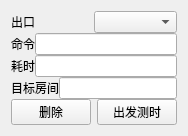
Old version of the form showWidget/goform.ui in the repository yayapoi/mud.
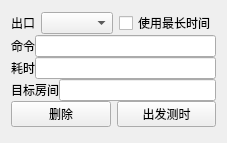
New version of the form.

Commit message: 1、全局使用最长时间选项去除，改为每个出口增加使用最长时间选项。不用频繁切换，也为自动录图打基础

```diff
--- a/showWidget/goform.ui
+++ b/showWidget/goform.ui
@@ -6,8 +6,8 @@
    <rect>
     <x>0</x>
     <y>0</y>
-    <width>174</width>
-    <height>135</height>
+    <width>189</width>
+    <height>143</height>
    </rect>
   </property>
   <property name="windowTitle">
@@ -20,7 +20,7 @@
    <item row="0" column="0" colspan="2">
     <layout class="QHBoxLayout" name="horizontalLayout">
      <property name="spacing">
-      <number>0</number>
+      <number>6</number>
      </property>
      <item>
       <widget class="QLabel" name="label">
@@ -32,6 +32,13 @@
      <item>
       <widget class="QComboBox" name="outCombox"/>
      </item>
+     <item>
+      <widget class="QCheckBox" name="longtimeCB">
+       <property name="text">
+        <string>使用最长时间</string>
+       </property>
+      </widget>
+     </item>
     </layout>
    </item>
    <item row="1" column="0" colspan="2">
```
The commit also changes 9 other files.
